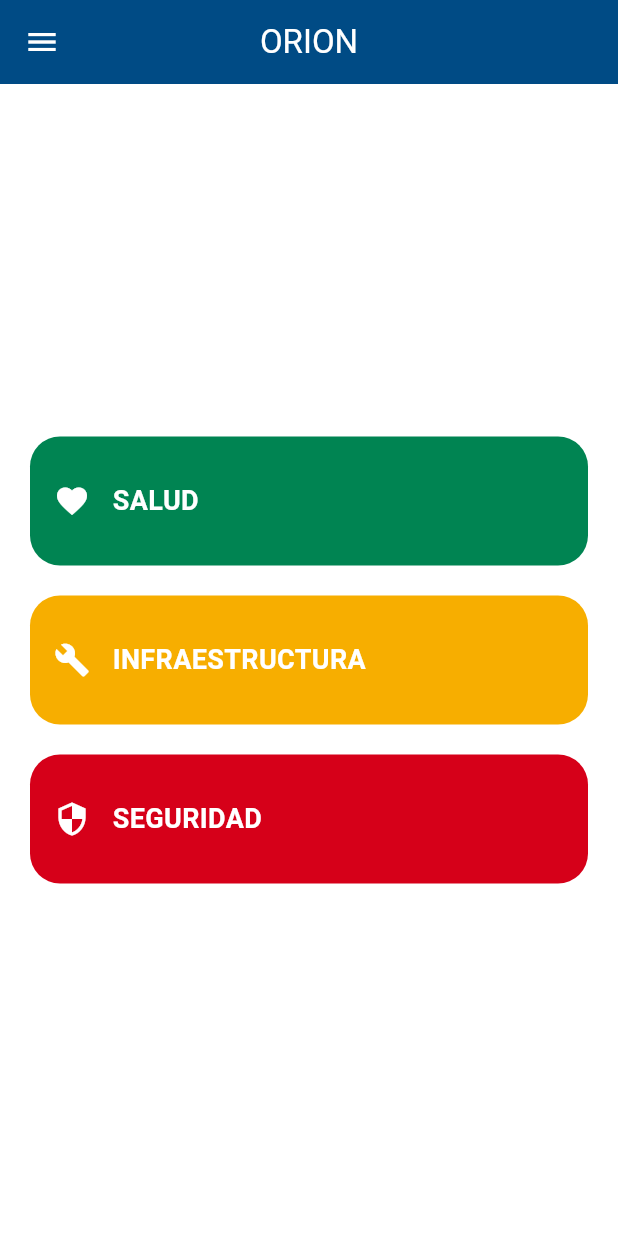
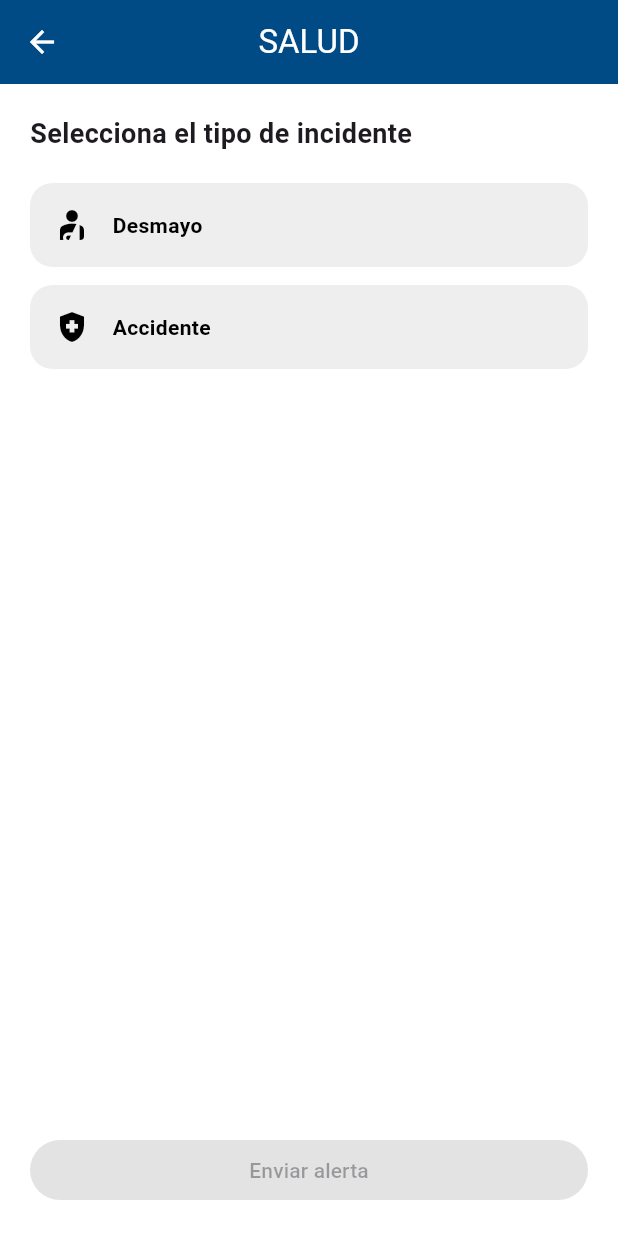
Before and after one commit to gman522/orion_front, a Flutter app: the screen it shows after launch, after a tap on "Entrar", after a tap on "SALUD", on a phone screen of 412 x 824 dp. Run offline on Flutter 3.47's test engine with Material 3 defaults, Android fonts, the light colour scheme and no system bars.

Commit message:
vista de subcategorias creado con exito

```diff
--- a/lib/screens/subcategoria_screen.dart
+++ b/lib/screens/subcategoria_screen.dart
@@ -2,7 +2,7 @@ import 'package:flutter/material.dart';
 import '../data/subcategorias_data.dart';
 import '../theme/app_colors.dart';
 
-CLASS SubcategoriaScreen extends StatelessWidget {
+class SubcategoriaScreen extends StatefulWidget {
     final String categoria;
 
     const SubcategoriaScreen({
@@ -18,9 +18,101 @@ class _SubcategoriaScreenState extends State<SubcategoriaScreen>{
     String? seleccionada;
 
     @override
-    widget build(BuildContext context){
+    Widget build(BuildContext context){
         final lista = SubcategoriaData.data[widget.categoria] ?? [];
 
+            return Scaffold(
+                backgroundColor: Colors.white,
+
+                appBar: AppBar(
+                    backgroundColor: AppColors.azul,
+                    foregroundColor: Colors.white,
+                    title: Text(widget.categoria),
+                ),
+
+                body: Padding(
+                    padding: const EdgeInsets.all(20),
+                    child: Column(
+                        crossAxisAlignment: CrossAxisAlignment.start,
+                        children:[
+
+                            const Text(
+                                "Selecciona el tipo de incidente",
+                                style: TextStyle(
+                                    fontSize: 18,
+                                    fontWeight: FontWeight.bold,
+                                ),
+                            ),
+
+                            const SizedBox(height: 20),
+
+                            Expanded(
+                                child: ListView.builder(
+                                    itemCount: lista.length,
+                                    itemBuilder: (context, index){
+                                        final item = lista[index];
+                                        final isSelected = seleccionada == item.nombre;
+
+                                        return GestureDetector(
+                                            onTap:(){
+                                                setState((){
+                                                    seleccionada = item.nombre;
+                                                });
+                                            },
+                                            child: Container(
+                                                margin: const EdgeInsets.only(bottom: 12),
+                                                padding: const EdgeInsets.all(16),
+                                                decoration: BoxDecoration(
+                                                    color: isSelected
+                                                        ? AppColors.azul
+                                                        : Colors.grey.shade200,
+                                                    borderRadius: BorderRadius.circular(15),
+                                                ),
+                                                child: Row(
+                                                    children:[
+
+                                                        Icon(
+                                                            item.icono,
+                                                            color: isSelected
+                                                                ? Colors.white
+                                                                : Colors.black,
+                                                        ),
+
+                                                        const SizedBox(width: 15),
+
+                                                        Text(
+                                                            item.nombre,
+                                                            style: TextStyle(
+                                                                color: isSelected
+                                                                    ? Colors.white
+                                                                    : Colors.black,
+                                                                fontWeight: FontWeight.bold,
+                                                            ),
+                                                        ),
+                                                    ],
+                                                ),
+                                            ),
+                                        );
+                                    },
+                                ),
+                            ),
+
+                            const SizedBox(height: 10),
+
+                            SizedBox(
+                                width: double.infinity,
+                                child: ElevatedButton(
+                                    onPressed: seleccionada == null ? null : () {},
+                                    style: ElevatedButton.styleFrom(
+                                        backgroundColor: AppColors.azul,
+                                    ),
+                                    child: const Text("Enviar alerta"),
+                                ),
+                            ),
+                        ],
+                    ),
+                ),
+            );
 
     }
 }
```
Also changed, not shown: lib/screens/home_screen.dart (+28 -3 lines).
